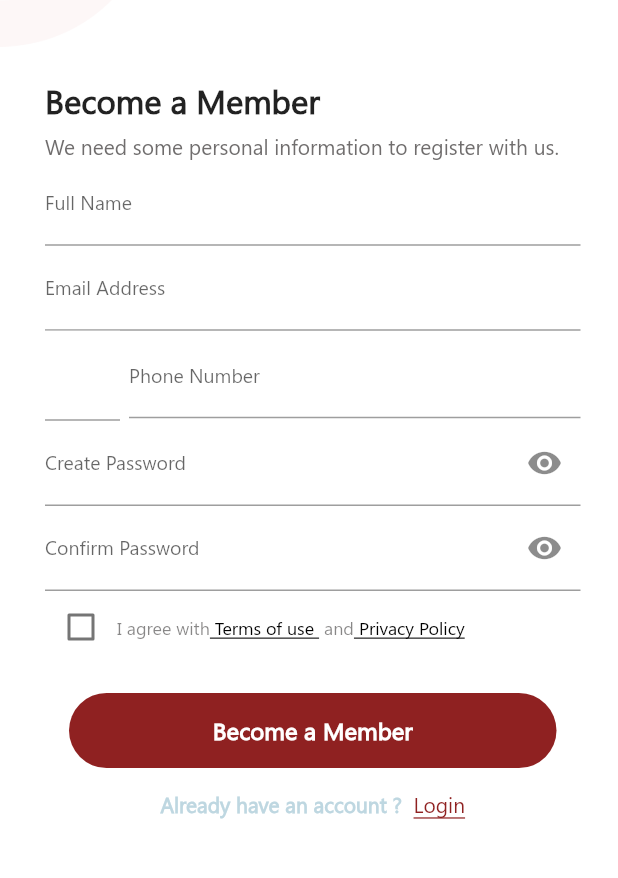
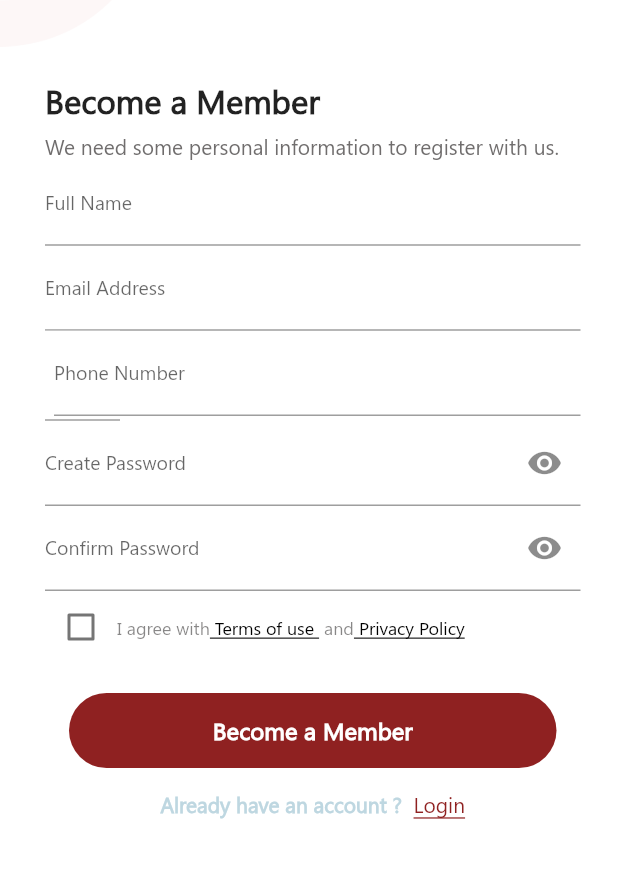
Before and after one commit to abhimanyu-worksdelight/daily_reach, a Flutter app: the Become_member screen opened directly, on a phone screen of 412 x 824 dp, the part 174-1052 px from its top. Run offline on Flutter 3.47's test engine with Material 2 defaults, Android fonts, the phone set to English and light mode, and no system bars; our stand-ins replace chewie, country_picker, video_player.

Commit message:
become member(signup screen)

```diff
--- a/lib/become_member.dart
+++ b/lib/become_member.dart
@@ -12,6 +12,8 @@ class Become_member extends StatefulWidget {
 class _Become_member extends State<Become_member> {
   bool _ischecked = false;
   bool _isObscure = true;
+  var passwordcontroller = TextEditingController();
+
 
   @override
   Widget build(BuildContext context) {
@@ -56,7 +58,7 @@ class _Become_member extends State<Become_member> {
                               Navigator.push(
                                   context,
                                   MaterialPageRoute(
-                                      builder: (context) => MyApp()));
+                                      builder: (context) => const MyApp()));
                             },
                             child: Image.asset(
                               'assets/images/arrow.png',
@@ -134,69 +136,31 @@ class _Become_member extends State<Become_member> {
                   ),
                   validator: (value) {
                     if (value!.isEmpty ||
-                              !RegExp(r"^[a-zA-Z0-9.a-zA-Z0-9.!#$%&'*+-/=?^_`{|}~]+@[a-zA-Z0-9]+\.[a-zA-Z]+")
+                        !RegExp(
+                            r"^[a-zA-Z0-9.a-zA-Z0-9.!#$%&'*+-/=?^_`{|}~]+@[a-zA-Z0-9]+\.[a-zA-Z]+")
                             .hasMatch(value)) {
                       return 'Enter a valid email!';
                     }
                     return null;
                   },
                 ),
-                      Row(
-                        children: [
-                          InkWell(
-                            onTap:(){
-                              //
-                              // showCountryPicker(
-                              //     context: context,
-                              //     //Optional.  Can be used to exclude(remove) one ore more country from the countries list (optional).
-                              //     exclude: <String>['KN', 'MF'],
-                              //     //Optional. Shows phone code before the country name.
-                              //     showPhoneCode: true,
-                              //     onSelect: (Country country) {
-                              //       print(
-                              //           'Select country: ${country.displayName}');
-                              //     },
-                              //     countryListTheme: CountryListThemeData(
-                              //       // Optional. Sets the border radius for the bottomsheet.
-                              //       borderRadius: BorderRadius.only(
-                              //         topLeft: Radius.circular(40.0),
-                              //         topRight: Radius.circular(40.0),
-                              //       ),
-                              //       // Optional. Styles the search field.
-                              //       inputDecoration: InputDecoration(
-                              //         labelText: 'Search',
-                              //         hintText: 'Start typing to search',
-                              //         prefixIcon: const Icon(Icons.search),
-                              //         border: OutlineInputBorder(
-                              //           borderSide: BorderSide(
-                              //             color: const Color(0xFF8C98A8)
-                              //                 .withOpacity(3),
-                              //           ),
-                              //         ),
-                              //       ),
-                              //     ));
-
-              },
-
-                            child: Stack(
+                Stack(
                   children: [
                     Container(
-                                  height:60,
-                                  width:50,
+                      height: 60,
+                      width: 50,
                       decoration: const BoxDecoration(
                         border: Border(
-                                      bottom: BorderSide(width: 1.0, color: Colors.grey),
+                          bottom: BorderSide(
+                              width: 1.0, color: Colors.grey),
                         ),
                         color: Colors.white,
-                                  ),child:
+                      ), child:
                     InkWell(
-                                    onTap: (){
-
+                      onTap: () {
                         showCountryPicker(
                             context: context,
-                                          //Optional.  Can be used to exclude(remove) one ore more country from the countries list (optional).
                             exclude: <String>['KN', 'MF'],
-                                          //Optional. Shows phone code before the country name.
                             showPhoneCode: true,
                             onSelect: (Country country) {
                               print(
@@ -221,18 +185,10 @@ class _Become_member extends State<Become_member> {
                                 ),
                               ),
                             ));
-
-
                       },
-                                  )
-
-
-
-                                  ,
-                                ),
-                              ],
                     ),
                     ),
+
                     Expanded(
                       child: Padding(
                         padding: const EdgeInsets.only(left: 6),
@@ -292,6 +248,7 @@ class _Become_member extends State<Become_member> {
                 ),
                 TextFormField(
                   obscureText: _isObscure,
+                  controller: passwordcontroller,
                   decoration: InputDecoration(
                     labelText: 'Confirm Password',
                     labelStyle: const TextStyle(
@@ -312,6 +269,12 @@ class _Become_member extends State<Become_member> {
                       },
                     ),
                   ),
+                  validator: (value) {
+                    if (value != passwordcontroller.text) {
+                      return 'Enter a valid password!';
+                    }
+                    return null;
+                  },
                 ),
                 Row(
                   mainAxisAlignment: MainAxisAlignment.start,
@@ -406,7 +369,12 @@ class _Become_member extends State<Become_member> {
                           ),
                         ),
                       ),
-                            const Text(
+                      GestureDetector(
+                        onTap: () {
+                          Navigator.push(context, MaterialPageRoute(
+                              builder: (context) => MyApp()));
+                        },
+                        child: Text(
                           'Login',
                           style: TextStyle(
                               fontWeight: FontWeight.w500,
@@ -414,17 +382,17 @@ class _Become_member extends State<Become_member> {
                               color: Color.fromARGB(228, 130, 7, 7),
                               decoration: TextDecoration.underline),
                         ),
+                      ),
                     ],
                   ),
                 ),
-                    ],
+              ]
+            )
+    )
+    ]),
+      )
+    ]
     ))
-                ],
-              ),
-            )
-          ],
-        ),
-      ),
     );
   }
 }
```
Lines whose indentation alone changed are shown as unchanged.
